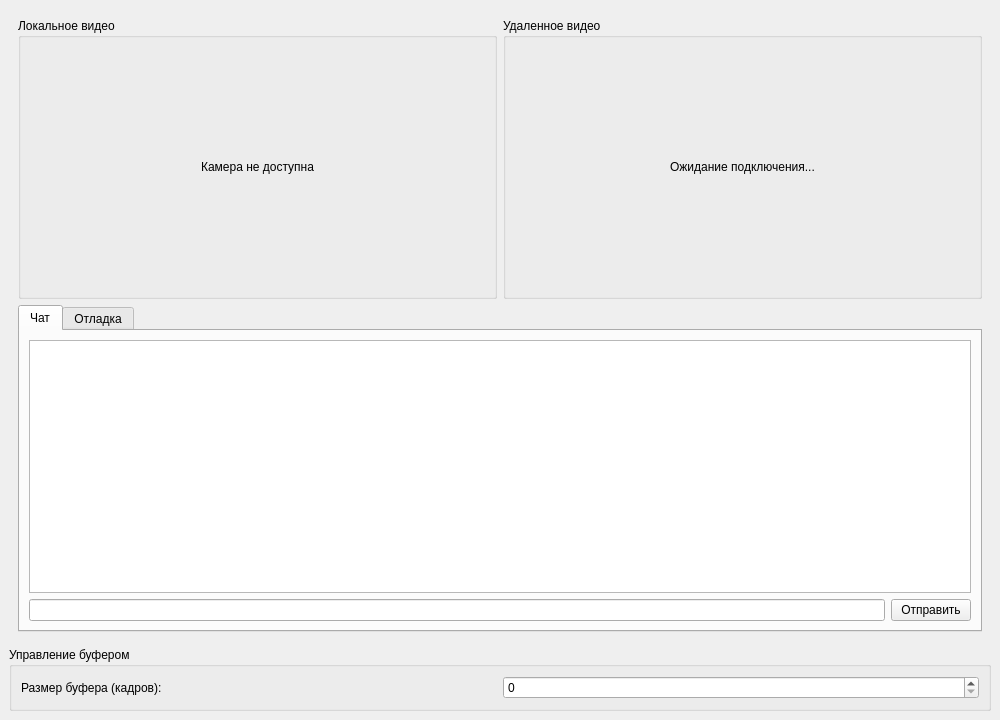
Above: chatwindow.ui from EpNKM/VladioChad before the change. Below: the same form after it.
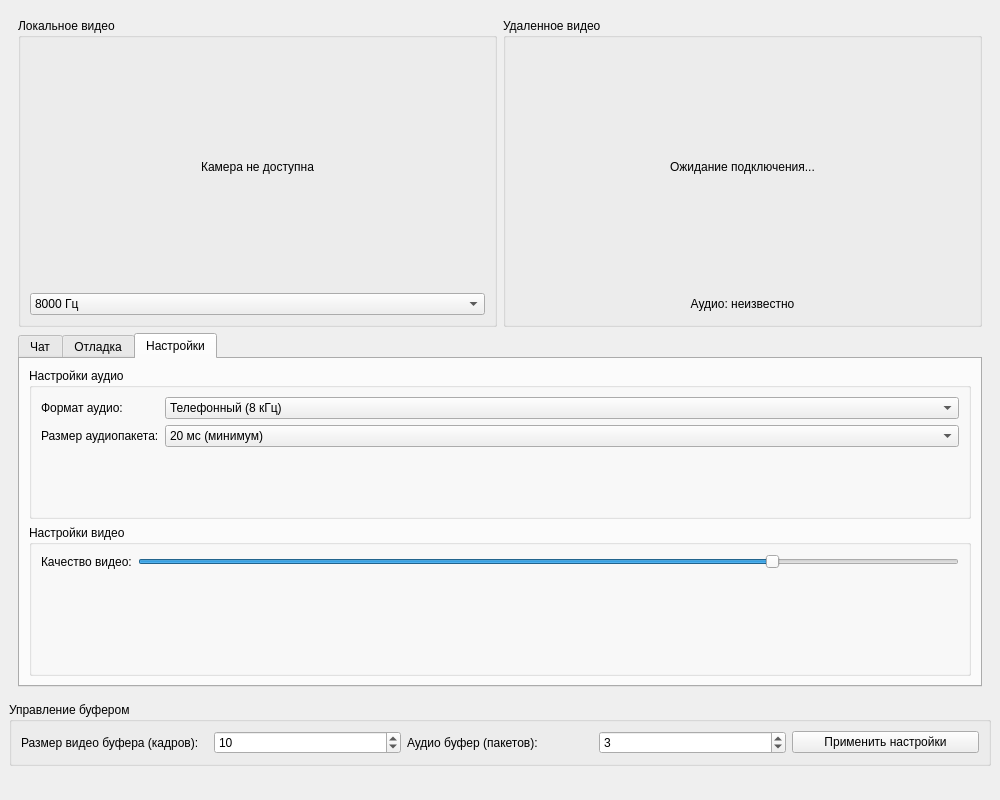
That is the form after the change. The open tabs and pages were chosen to show the change.

Patch:
```diff
--- a/chatwindow.ui
+++ b/chatwindow.ui
@@ -7,7 +7,7 @@
     <x>0</x>
     <y>0</y>
     <width>1000</width>
-    <height>720</height>
+    <height>800</height>
    </rect>
   </property>
   <property name="windowTitle">
@@ -46,6 +46,30 @@
                </property>
               </widget>
              </item>
+             <item>
+              <widget class="QComboBox" name="audioFormatCombo">
+               <item>
+                <property name="text">
+                 <string>8000 Гц</string>
+                </property>
+               </item>
+               <item>
+                <property name="text">
+                 <string>16000 Гц</string>
+                </property>
+               </item>
+               <item>
+                <property name="text">
+                 <string>44100 Гц</string>
+                </property>
+               </item>
+               <item>
+                <property name="text">
+                 <string>48000 Гц</string>
+                </property>
+               </item>
+              </widget>
+             </item>
             </layout>
            </widget>
           </item>
@@ -71,6 +95,16 @@
                </property>
               </widget>
              </item>
+             <item>
+              <widget class="QLabel" name="remoteAudioFormatLabel">
+               <property name="text">
+                <string>Аудио: неизвестно</string>
+               </property>
+               <property name="alignment">
+                <set>Qt::AlignmentFlag::AlignCenter</set>
+               </property>
+              </widget>
+             </item>
             </layout>
            </widget>
           </item>
@@ -132,6 +166,111 @@
             </item>
            </layout>
           </widget>
+          <widget class="QWidget" name="settingsTab">
+           <attribute name="title">
+            <string>Настройки</string>
+           </attribute>
+           <layout class="QVBoxLayout" name="verticalLayout_9">
+            <item>
+             <widget class="QGroupBox" name="audioSettingsGroup">
+              <property name="title">
+               <string>Настройки аудио</string>
+              </property>
+              <layout class="QFormLayout" name="formLayout">
+               <item row="0" column="0">
+                <widget class="QLabel" name="label">
+                 <property name="text">
+                  <string>Формат аудио:</string>
+                 </property>
+                </widget>
+               </item>
+               <item row="0" column="1">
+                <widget class="QComboBox" name="audioQualityCombo">
+                 <item>
+                  <property name="text">
+                   <string>Телефонный (8 кГц)</string>
+                  </property>
+                 </item>
+                 <item>
+                  <property name="text">
+                   <string>VoIP (16 кГц)</string>
+                  </property>
+                 </item>
+                 <item>
+                  <property name="text">
+                   <string>CD (44.1 кГц)</string>
+                  </property>
+                 </item>
+                 <item>
+                  <property name="text">
+                   <string>Студия (48 кГц)</string>
+                  </property>
+                 </item>
+                </widget>
+               </item>
+               <item row="1" column="0">
+                <widget class="QLabel" name="label_2">
+                 <property name="text">
+                  <string>Размер аудиопакета:</string>
+                 </property>
+                </widget>
+               </item>
+               <item row="1" column="1">
+                <widget class="QComboBox" name="audioPacketSizeCombo">
+                 <item>
+                  <property name="text">
+                   <string>20 мс (минимум)</string>
+                  </property>
+                 </item>
+                 <item>
+                  <property name="text">
+                   <string>40 мс (оптимум)</string>
+                  </property>
+                 </item>
+                 <item>
+                  <property name="text">
+                   <string>60 мс (максимум)</string>
+                  </property>
+                 </item>
+                </widget>
+               </item>
+              </layout>
+             </widget>
+            </item>
+            <item>
+             <widget class="QGroupBox" name="videoSettingsGroup">
+              <property name="title">
+               <string>Настройки видео</string>
+              </property>
+              <layout class="QFormLayout" name="formLayout_2">
+               <item row="0" column="0">
+                <widget class="QLabel" name="label_3">
+                 <property name="text">
+                  <string>Качество видео:</string>
+                 </property>
+                </widget>
+               </item>
+               <item row="0" column="1">
+                <widget class="QSlider" name="videoQualitySlider">
+                 <property name="minimum">
+                  <number>10</number>
+                 </property>
+                 <property name="maximum">
+                  <number>100</number>
+                 </property>
+                 <property name="value">
+                  <number>80</number>
+                 </property>
+                 <property name="orientation">
+                  <enum>Qt::Orientation::Horizontal</enum>
+                 </property>
+                </widget>
+               </item>
+              </layout>
+             </widget>
+            </item>
+           </layout>
+          </widget>
          </widget>
         </item>
        </layout>
@@ -159,18 +298,62 @@
       </property>
       <layout class="QHBoxLayout" name="horizontalLayout_4">
        <item>
-        <widget class="QLabel" name="label">
+        <widget class="QLabel" name="bufferSizeLabel">
          <property name="text">
-          <string>Размер буфера (кадров):</string>
+          <string>Размер видео буфера (кадров):</string>
          </property>
         </widget>
        </item>
        <item>
-        <widget class="QSpinBox" name="bufferSizeSpinBox"/>
+        <widget class="QSpinBox" name="bufferSizeSpinBox">
+         <property name="minimum">
+          <number>1</number>
+         </property>
+         <property name="maximum">
+          <number>30</number>
+         </property>
+         <property name="value">
+          <number>10</number>
+         </property>
+        </widget>
+       </item>
+       <item>
+        <widget class="QLabel" name="audioBufferLabel">
+         <property name="text">
+          <string>Аудио буфер (пакетов):</string>
+         </property>
+        </widget>
+       </item>
+       <item>
+        <widget class="QSpinBox" name="audioBufferSpinBox">
+         <property name="minimum">
+          <number>1</number>
+         </property>
+         <property name="maximum">
+          <number>10</number>
+         </property>
+         <property name="value">
+          <number>3</number>
+         </property>
+        </widget>
+       </item>
+       <item>
+        <widget class="QPushButton" name="applySettingsButton">
+         <property name="text">
+          <string>Применить настройки</string>
+         </property>
+        </widget>
        </item>
       </layout>
      </widget>
     </item>
+    <item>
+     <widget class="QStatusBar" name="statusBar">
+      <property name="sizeGripEnabled">
+       <bool>false</bool>
+      </property>
+     </widget>
+    </item>
    </layout>
   </widget>
  </widget>
```
Left out of the diff: 6 changed lines with no effect on the pictures.
